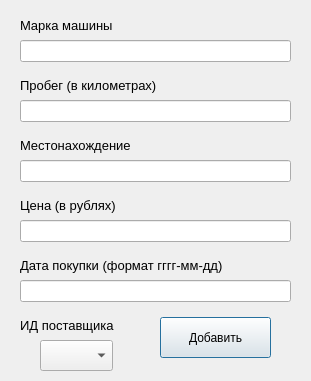
Before: the Qt Designer form CarWindow.ui in EgLeVor/Course, drawn with Qt 5.
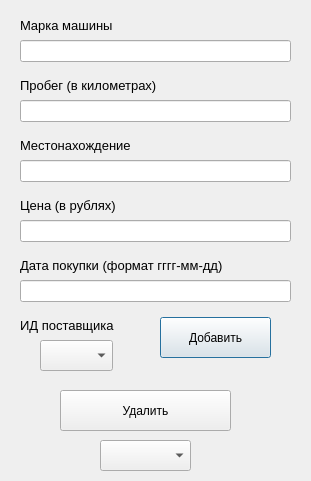
After: the same form once the commit is applied.

```diff
--- a/CarWindow.ui
+++ b/CarWindow.ui
@@ -7,7 +7,7 @@
     <x>0</x>
     <y>0</y>
     <width>311</width>
-    <height>381</height>
+    <height>481</height>
    </rect>
   </property>
   <property name="windowTitle">
@@ -194,6 +194,29 @@
     <string>Добавить</string>
    </property>
   </widget>
+  <widget class="QPushButton" name="delete_btn">
+   <property name="geometry">
+    <rect>
+     <x>60</x>
+     <y>390</y>
+     <width>171</width>
+     <height>41</height>
+    </rect>
+   </property>
+   <property name="text">
+    <string>Удалить</string>
+   </property>
+  </widget>
+  <widget class="QComboBox" name="car_box">
+   <property name="geometry">
+    <rect>
+     <x>100</x>
+     <y>440</y>
+     <width>91</width>
+     <height>31</height>
+    </rect>
+   </property>
+  </widget>
  </widget>
  <resources/>
  <connections/>
```
